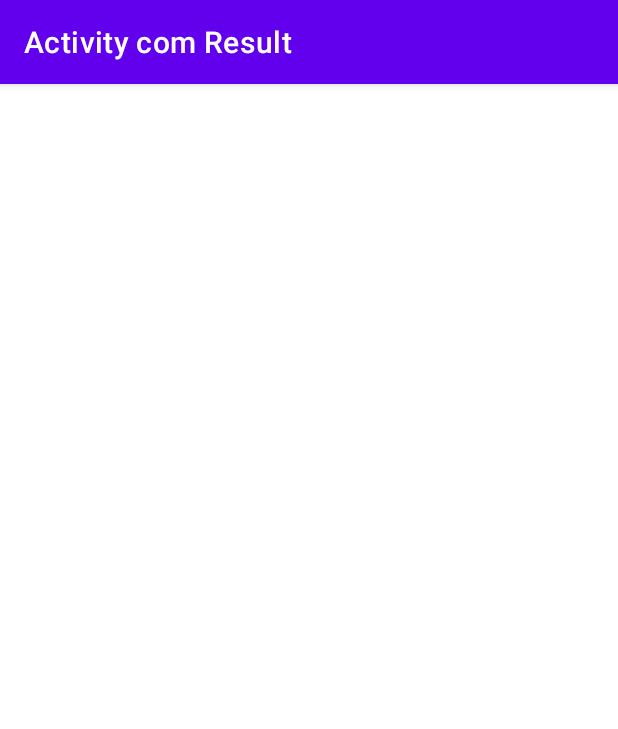
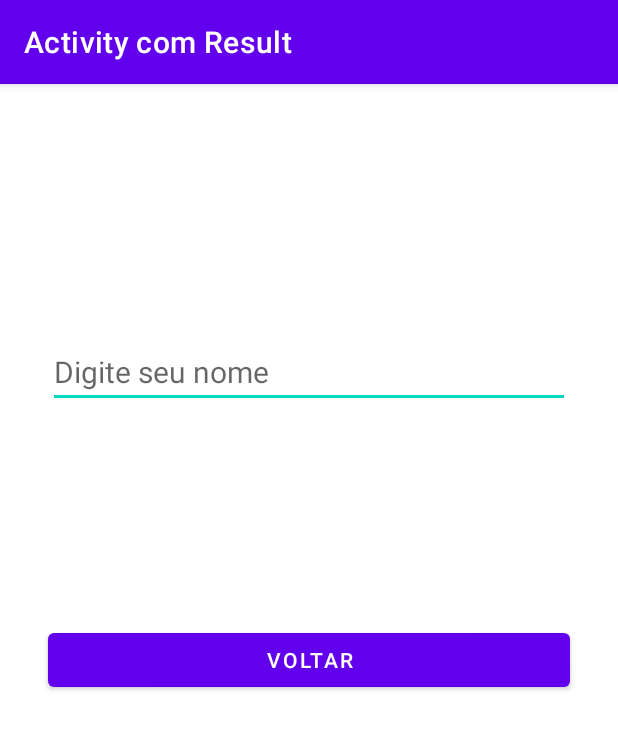
Before and after one commit to PaivaJudson/Activity-com-result, an Android app: the TelaDoisActivity screen opened directly, with no data from a screen before it, on a phone screen of 412 x 824 dp. Shown: the top 729 px of the screen. Run offline under Robolectric (Android 15) with nearby library versions, the phone set to English and light mode, and no system bars; 1 statement that could not run was skipped.

Commit message:
enviando e recebendo valores

```diff
--- a/app/src/main/java/com/example/activitycomresult/TelaDoisActivity.java
+++ b/app/src/main/java/com/example/activitycomresult/TelaDoisActivity.java
@@ -2,13 +2,35 @@ package com.example.activitycomresult;
 
 import androidx.appcompat.app.AppCompatActivity;
 
+import android.content.Intent;
 import android.os.Bundle;
+import android.view.View;
+import android.widget.Button;
+import android.widget.EditText;
 
 public class TelaDoisActivity extends AppCompatActivity {
+    EditText edt_nome;
+    Button btn_voltar;
+    Intent intent;
 
     @Override
     protected void onCreate(Bundle savedInstanceState) {
         super.onCreate(savedInstanceState);
         setContentView(R.layout.activity_tela_dois);
+
+        edt_nome = findViewById(R.id.edt_nome);
+        btn_voltar = findViewById(R.id.btn_voltar);
+
+        intent = getIntent();
+        System.out.println(intent.getExtras().getString("keyNome"));
+
+        btn_voltar.setOnClickListener(new View.OnClickListener() {
+            @Override
+            public void onClick(View view) {
+
+                finish();
+            }
+        });
+
     }
 }
--- a/app/src/main/res/layout/activity_tela_dois.xml
+++ b/app/src/main/res/layout/activity_tela_dois.xml
@@ -6,4 +6,34 @@
     android:layout_height="match_parent"
     tools:context=".TelaDoisActivity">
 
+    <EditText
+        android:id="@+id/edt_nome"
+        android:layout_width="0dp"
+        android:layout_height="wrap_content"
+        android:layout_marginStart="32dp"
+        android:layout_marginLeft="32dp"
+        android:layout_marginTop="168dp"
+        android:layout_marginEnd="32dp"
+        android:layout_marginRight="32dp"
+        android:ems="10"
+        android:hint="Digite seu nome"
+        android:inputType="textPersonName"
+        android:textSize="20sp"
+        app:layout_constraintEnd_toEndOf="parent"
+        app:layout_constraintStart_toStartOf="parent"
+        app:layout_constraintTop_toTopOf="parent" />
+
+    <Button
+        android:id="@+id/btn_voltar"
+        android:layout_width="0dp"
+        android:layout_height="wrap_content"
+        android:layout_marginStart="32dp"
+        android:layout_marginLeft="32dp"
+        android:layout_marginEnd="32dp"
+        android:layout_marginRight="32dp"
+        android:text="Voltar"
+        app:layout_constraintBottom_toBottomOf="parent"
+        app:layout_constraintEnd_toEndOf="parent"
+        app:layout_constraintStart_toStartOf="parent"
+        app:layout_constraintTop_toTopOf="parent" />
 </androidx.constraintlayout.widget.ConstraintLayout>
```
Also changed, not shown: app/src/main/java/com/example/activitycomresult/MainActivity.java (+23 -0 lines), app/src/main/res/layout/activity_main.xml (+20 -4 lines).
